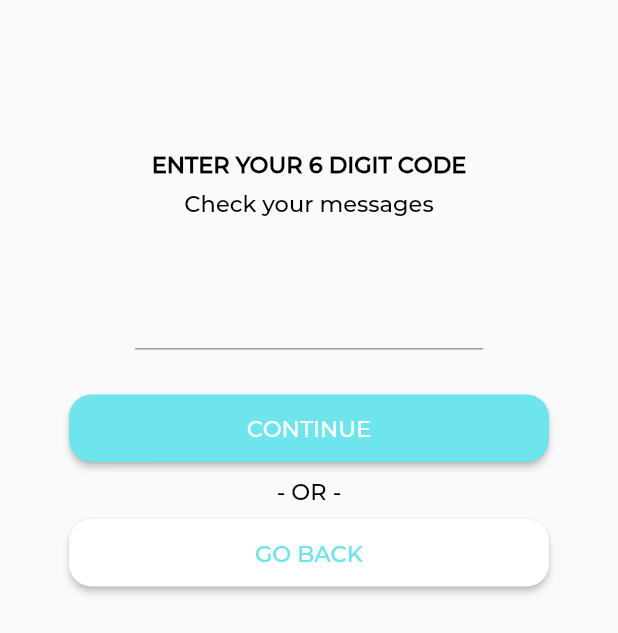
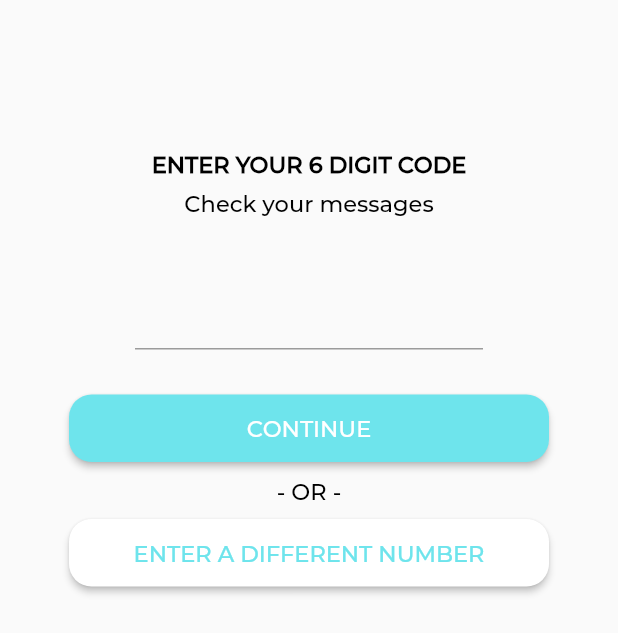
Before and after one commit to mayankdaruka/Styudor, a Flutter app: the UserCode screen opened directly with empty values, after a tap on "CONTINUE", on a phone screen of 412 x 824 dp. Shown: the top 633 px of the screen. Run offline on Flutter 3.47's test engine with Material 2 defaults, Android fonts, the phone set to English and light mode, and no system bars; our stand-ins replace firebase_auth, mask_text_input_formatter; accounts and stored records are empty.

```diff
--- a/lib/usercode.dart
+++ b/lib/usercode.dart
@@ -54,6 +54,8 @@ class _UserCodeState extends State<UserCode> {
         smsCode: _smsController.text,
       );
       print("wait this shouldnt be happening");
+      print("helloooooo");
+      setState(() { _numEntered++; });
       await FirebaseAuth.instance.signInWithCredential(authCreds)
       .then((user) {
         setState(() { _correctCode = true; });
@@ -63,7 +65,6 @@ class _UserCodeState extends State<UserCode> {
       .catchError((e) {
         print("the error: " + e);
       });
-      setState(() { _numEntered++; });
     }
   }
 
@@ -98,7 +99,7 @@ class _UserCodeState extends State<UserCode> {
             ],
           ),
           Container(
-            child: (!_correctCode && _numEntered > 0) ? Text("The code entered is not correct", style: TextStyle(color: Colors.red),) : Text("")
+            child: (_correctCode == false && _numEntered > 0) ? Text("The code entered is not correct", style: TextStyle(color: Colors.red),) : Text("")
           ),
           Container(
             padding: const EdgeInsets.fromLTRB(90.0, 5.0, 90.0, 30.0),
@@ -131,7 +132,7 @@ class _UserCodeState extends State<UserCode> {
             child: RaisedButton(
               color: Colors.white,
               onPressed: () => this._handleBackPage(context),
-              child: Text("GO BACK", style: Theme.of(context).textTheme.headline3),
+              child: Text("ENTER A DIFFERENT NUMBER", style: Theme.of(context).textTheme.headline3),
               elevation: 2.0,
               shape: RoundedRectangleBorder(
                 borderRadius: BorderRadius.circular(15.0),
```
